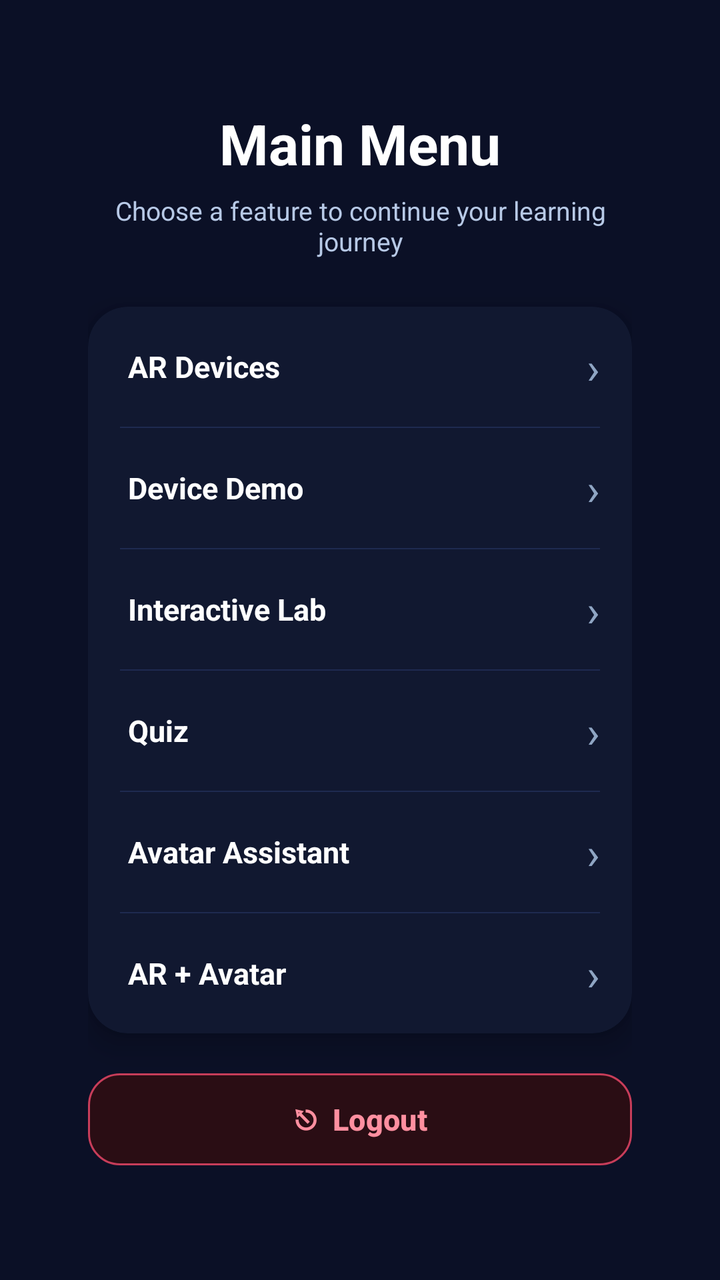
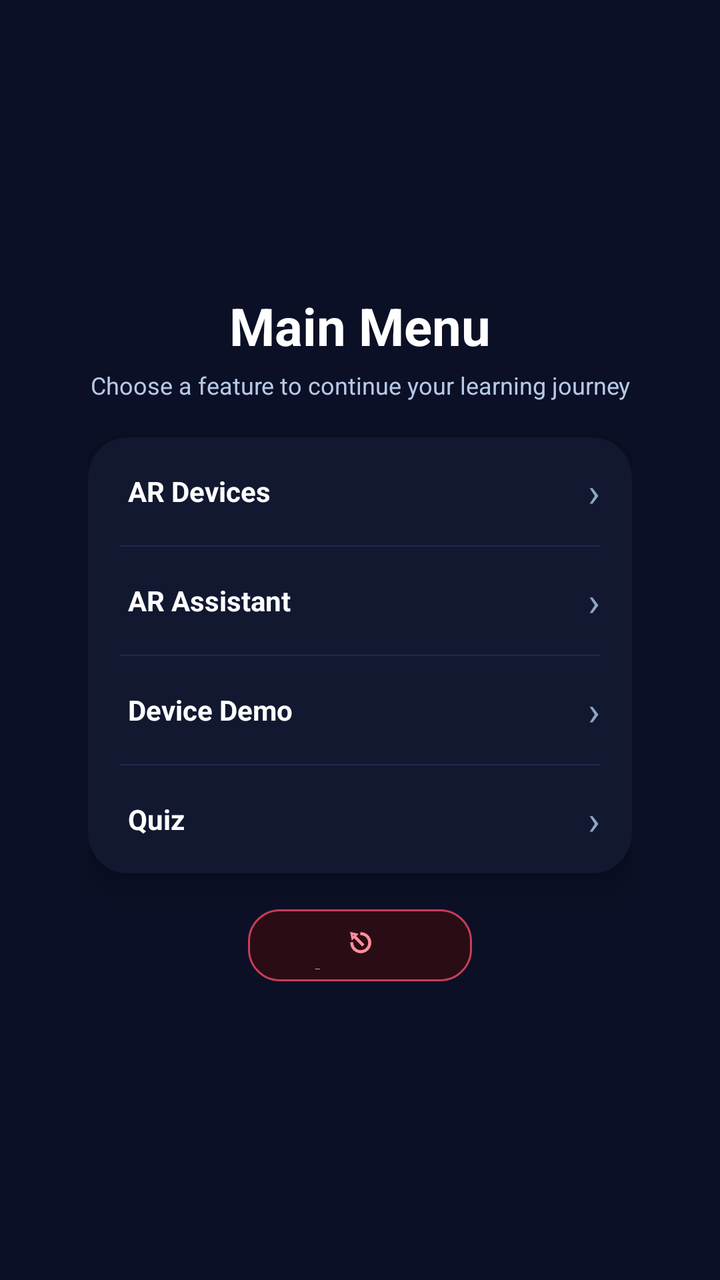

Before-and-after screenshots of an Android layout around one commit, followed by the original layout XML and the change that was made.
<!-- AndroidManifest.xml: application theme Theme.ComputerNetworkDeviceARApp -->
<!-- res/layout/activity_main_menu.xml -->
<?xml version="1.0" encoding="utf-8"?>
<FrameLayout
    xmlns:android="http://schemas.android.com/apk/res/android"
    xmlns:app="http://schemas.android.com/apk/res-auto"
    android:layout_width="match_parent"
    android:layout_height="match_parent"
    android:background="#0B1026">

    <LinearLayout
        android:layout_width="match_parent"
        android:layout_height="wrap_content"
        android:layout_gravity="center"
        android:orientation="vertical"
        android:paddingStart="44dp"
        android:paddingEnd="44dp">

        
        <TextView
            android:layout_width="match_parent"
            android:layout_height="wrap_content"
            android:text="Main Menu"
            android:textAlignment="center"
            android:textColor="#FFFFFF"
            android:textSize="28sp"
            android:textStyle="bold"
            android:layout_marginBottom="6dp"/>

        
        <TextView
            android:layout_width="match_parent"
            android:layout_height="wrap_content"
            android:text="Choose a feature to continue your learning journey"
            android:textAlignment="center"
            android:textColor="#B7C9E6"
            android:textSize="13sp"
            android:layout_marginBottom="24dp"/>

        
        <androidx.cardview.widget.CardView
            android:layout_width="match_parent"
            android:layout_height="wrap_content"
            android:layout_marginBottom="16dp"
            app:cardCornerRadius="20dp"
            app:cardBackgroundColor="#111830"
            app:cardElevation="8dp">

            <LinearLayout
                android:layout_width="match_parent"
                android:layout_height="wrap_content"
                android:orientation="vertical">

                
                <LinearLayout
                    android:id="@+id/btnAR"
                    android:layout_width="match_parent"
                    android:layout_height="60dp"
                    android:orientation="horizontal"
                    android:gravity="center_vertical"
                    android:paddingStart="20dp"
                    android:paddingEnd="16dp"
                    android:background="@drawable/bg_menu_item">
                    <TextView
                        android:layout_width="0dp"
                        android:layout_height="wrap_content"
                        android:layout_weight="1"
                        android:text="AR Devices"
                        android:textColor="#FFFFFF"
                        android:textSize="15sp"
                        android:textStyle="bold"/>
                    <TextView
                        android:layout_width="wrap_content"
                        android:layout_height="wrap_content"
                        android:text="›"
                        android:textColor="#8FA5C3"
                        android:textSize="22sp"/>
                </LinearLayout>

                <View android:layout_width="match_parent" android:layout_height="0.8dp"
                    android:layout_marginStart="16dp" android:layout_marginEnd="16dp"
                    android:background="#1E2A50"/>

                
                <LinearLayout
                    android:id="@+id/btnDeviceDemo"
                    android:layout_width="match_parent"
                    android:layout_height="60dp"
                    android:orientation="horizontal"
                    android:gravity="center_vertical"
                    android:paddingStart="20dp"
                    android:paddingEnd="16dp"
                    android:background="@drawable/bg_menu_item">
                    <TextView
                        android:layout_width="0dp"
                        android:layout_height="wrap_content"
                        android:layout_weight="1"
                        android:text="Device Demo"
                        android:textColor="#FFFFFF"
                        android:textSize="15sp"
                        android:textStyle="bold"/>
                    <TextView
                        android:layout_width="wrap_content"
                        android:layout_height="wrap_content"
                        android:text="›"
                        android:textColor="#8FA5C3"
                        android:textSize="22sp"/>
                </LinearLayout>

                <View android:layout_width="match_parent" android:layout_height="0.8dp"
                    android:layout_marginStart="16dp" android:layout_marginEnd="16dp"
                    android:background="#1E2A50"/>

                
                <LinearLayout
                    android:id="@+id/btnNetworkLab"
                    android:layout_width="match_parent"
                    android:layout_height="60dp"
                    android:orientation="horizontal"
                    android:gravity="center_vertical"
                    android:paddingStart="20dp"
                    android:paddingEnd="16dp"
                    android:background="@drawable/bg_menu_item">
                    <TextView
                        android:layout_width="0dp"
                        android:layout_height="wrap_content"
                        android:layout_weight="1"
                        android:text="Interactive Lab"
                        android:textColor="#FFFFFF"
                        android:textSize="15sp"
                        android:textStyle="bold"/>
                    <TextView
                        android:layout_width="wrap_content"
                        android:layout_height="wrap_content"
                        android:text="›"
                        android:textColor="#8FA5C3"
                        android:textSize="22sp"/>
                </LinearLayout>

                <View android:layout_width="match_parent" android:layout_height="0.8dp"
                    android:layout_marginStart="16dp" android:layout_marginEnd="16dp"
                    android:background="#1E2A50"/>

                
                <LinearLayout
                    android:id="@+id/btnQuiz"
                    android:layout_width="match_parent"
                    android:layout_height="60dp"
                    android:orientation="horizontal"
                    android:gravity="center_vertical"
                    android:paddingStart="20dp"
                    android:paddingEnd="16dp"
                    android:background="@drawable/bg_menu_item">
                    <TextView
                        android:layout_width="0dp"
                        android:layout_height="wrap_content"
                        android:layout_weight="1"
                        android:text="Quiz"
                        android:textColor="#FFFFFF"
                        android:textSize="15sp"
                        android:textStyle="bold"/>
                    <TextView
                        android:layout_width="wrap_content"
                        android:layout_height="wrap_content"
                        android:text="›"
                        android:textColor="#8FA5C3"
                        android:textSize="22sp"/>
                </LinearLayout>

                <View android:layout_width="match_parent" android:layout_height="0.8dp"
                    android:layout_marginStart="16dp" android:layout_marginEnd="16dp"
                    android:background="#1E2A50"/>

                
                <LinearLayout
                    android:id="@+id/btnAvatar"
                    android:layout_width="match_parent"
                    android:layout_height="60dp"
                    android:orientation="horizontal"
                    android:gravity="center_vertical"
                    android:paddingStart="20dp"
                    android:paddingEnd="16dp"
                    android:background="@drawable/bg_menu_item">
                    <TextView
                        android:layout_width="0dp"
                        android:layout_height="wrap_content"
                        android:layout_weight="1"
                        android:text="Avatar Assistant"
                        android:textColor="#FFFFFF"
                        android:textSize="15sp"
                        android:textStyle="bold"/>
                    <TextView
                        android:layout_width="wrap_content"
                        android:layout_height="wrap_content"
                        android:text="›"
                        android:textColor="#8FA5C3"
                        android:textSize="22sp"/>
                </LinearLayout>

                <View android:layout_width="match_parent" android:layout_height="0.8dp"
                    android:layout_marginStart="16dp" android:layout_marginEnd="16dp"
                    android:background="#1E2A50"/>

                
                <LinearLayout
                    android:id="@+id/btnCombinedAR"
                    android:layout_width="match_parent"
                    android:layout_height="60dp"
                    android:orientation="horizontal"
                    android:gravity="center_vertical"
                    android:paddingStart="20dp"
                    android:paddingEnd="16dp"
                    android:background="@drawable/bg_menu_item">
                    <TextView
                        android:layout_width="0dp"
                        android:layout_height="wrap_content"
                        android:layout_weight="1"
                        android:text="AR + Avatar"
                        android:textColor="#FFFFFF"
                        android:textSize="15sp"
                        android:textStyle="bold"/>
                    <TextView
                        android:layout_width="wrap_content"
                        android:layout_height="wrap_content"
                        android:text="›"
                        android:textColor="#8FA5C3"
                        android:textSize="22sp"/>
                </LinearLayout>

            </LinearLayout>
        </androidx.cardview.widget.CardView>

        
        <com.google.android.material.button.MaterialButton
            android:id="@+id/btnExit"
            android:layout_width="match_parent"
            android:layout_height="54dp"
            android:text="⎋  Logout"
            android:textAllCaps="false"
            android:textColor="#FF8FA0"
            android:textSize="15sp"
            android:textStyle="bold"
            app:backgroundTint="#2A0D14"
            app:cornerRadius="16dp"
            app:strokeColor="#C73D5A"
            app:strokeWidth="1dp"/>

    </LinearLayout>
</FrameLayout>
<!-- resources referenced by this layout -->
<resources>
  <!-- drawable bg_menu_item (drawable) -->
  <?xml version="1.0" encoding="utf-8"?>
  <selector xmlns:android="http://schemas.android.com/apk/res/android">
      <item android:state_pressed="true">
          <shape>
              <solid android:color="#1E2A50"/>
              <corners android:radius="14dp"/>
          </shape>
      </item>
      <item>
          <shape>
              <solid android:color="#00000000"/>
              <corners android:radius="14dp"/>
          </shape>
      </item>
  </selector>
  <style name="Theme.ComputerNetworkDeviceARApp" parent="Base.Theme.ComputerNetworkDeviceARApp" />
  <style name="Base.Theme.ComputerNetworkDeviceARApp" parent="Theme.Material3.DayNight.NoActionBar">
          
          
      </style>
</resources>

<!-- the commit's change to res/layout/activity_main_menu.xml (unified diff, before → after) -->
@@ -4,7 +4,9 @@
     xmlns:app="http://schemas.android.com/apk/res-auto"
     android:layout_width="match_parent"
     android:layout_height="match_parent"
-    android:background="#0B1026">
+    android:background="#0B1026"
+    android:scrollbars="none"
+    android:overScrollMode="never">
 
     <LinearLayout
         android:layout_width="match_parent"
@@ -21,9 +23,9 @@
             android:text="Main Menu"
             android:textAlignment="center"
             android:textColor="#FFFFFF"
-            android:textSize="28sp"
+            android:textSize="26sp"
             android:textStyle="bold"
-            android:layout_marginBottom="6dp"/>
+            android:layout_marginBottom="4dp"/>
 
         
         <TextView
@@ -32,14 +34,14 @@
             android:text="Choose a feature to continue your learning journey"
             android:textAlignment="center"
             android:textColor="#B7C9E6"
-            android:textSize="13sp"
-            android:layout_marginBottom="24dp"/>
+            android:textSize="12sp"
+            android:layout_marginBottom="18dp"/>
 
         
         <androidx.cardview.widget.CardView
             android:layout_width="match_parent"
             android:layout_height="wrap_content"
-            android:layout_marginBottom="16dp"
+            android:layout_marginBottom="14dp"
             app:cardCornerRadius="20dp"
             app:cardBackgroundColor="#111830"
             app:cardElevation="8dp">
@@ -53,7 +55,7 @@
                 <LinearLayout
                     android:id="@+id/btnAR"
                     android:layout_width="match_parent"
-                    android:layout_height="60dp"
+                    android:layout_height="54dp"
                     android:orientation="horizontal"
                     android:gravity="center_vertical"
                     android:paddingStart="20dp"
@@ -65,14 +67,44 @@
                         android:layout_weight="1"
                         android:text="AR Devices"
                         android:textColor="#FFFFFF"
-                        android:textSize="15sp"
+                        android:textSize="14sp"
                         android:textStyle="bold"/>
                     <TextView
                         android:layout_width="wrap_content"
                         android:layout_height="wrap_content"
                         android:text="›"
                         android:textColor="#8FA5C3"
-                        android:textSize="22sp"/>
+                        android:textSize="20sp"/>
+                </LinearLayout>
+
+                <View android:layout_width="match_parent" android:layout_height="0.8dp"
+                    android:layout_marginStart="16dp" android:layout_marginEnd="16dp"
+                    android:background="#1E2A50"/>
+
+                
+                <LinearLayout
+                    android:id="@+id/btnCombinedAR"
+                    android:layout_width="match_parent"
+                    android:layout_height="54dp"
+                    android:orientation="horizontal"
+                    android:gravity="center_vertical"
+                    android:paddingStart="20dp"
+                    android:paddingEnd="16dp"
+                    android:background="@drawable/bg_menu_item">
+                    <TextView
+                        android:layout_width="0dp"
+                        android:layout_height="wrap_content"
+                        android:layout_weight="1"
+                        android:text="AR Assistant"
+                        android:textColor="#FFFFFF"
+                        android:textSize="14sp"
+                        android:textStyle="bold"/>
+                    <TextView
+                        android:layout_width="wrap_content"
+                        android:layout_height="wrap_content"
+                        android:text="›"
+                        android:textColor="#8FA5C3"
+                        android:textSize="20sp"/>
                 </LinearLayout>
 
                 <View android:layout_width="match_parent" android:layout_height="0.8dp"
@@ -83,7 +115,7 @@
                 <LinearLayout
                     android:id="@+id/btnDeviceDemo"
                     android:layout_width="match_parent"
-                    android:layout_height="60dp"
+                    android:layout_height="54dp"
                     android:orientation="horizontal"
                     android:gravity="center_vertical"
                     android:paddingStart="20dp"
@@ -95,44 +127,14 @@
                         android:layout_weight="1"
                         android:text="Device Demo"
                         android:textColor="#FFFFFF"
-                        android:textSize="15sp"
+                        android:textSize="14sp"
                         android:textStyle="bold"/>
                     <TextView
                         android:layout_width="wrap_content"
                         android:layout_height="wrap_content"
                         android:text="›"
                         android:textColor="#8FA5C3"
-                        android:textSize="22sp"/>
-                </LinearLayout>
-
-                <View android:layout_width="match_parent" android:layout_height="0.8dp"
-                    android:layout_marginStart="16dp" android:layout_marginEnd="16dp"
-                    android:background="#1E2A50"/>
-
-                
-                <LinearLayout
-                    android:id="@+id/btnNetworkLab"
-                    android:layout_width="match_parent"
-                    android:layout_height="60dp"
-                    android:orientation="horizontal"
-                    android:gravity="center_vertical"
-                    android:paddingStart="20dp"
-                    android:paddingEnd="16dp"
-                    android:background="@drawable/bg_menu_item">
-                    <TextView
-                        android:layout_width="0dp"
-                        android:layout_height="wrap_content"
-                        android:layout_weight="1"
-                        android:text="Interactive Lab"
-                        android:textColor="#FFFFFF"
-                        android:textSize="15sp"
-                        android:textStyle="bold"/>
-                    <TextView
-                        android:layout_width="wrap_content"
-                        android:layout_height="wrap_content"
-                        android:text="›"
-                        android:textColor="#8FA5C3"
-                        android:textSize="22sp"/>
+                        android:textSize="20sp"/>
                 </LinearLayout>
 
                 <View android:layout_width="match_parent" android:layout_height="0.8dp"
@@ -143,7 +145,7 @@
                 <LinearLayout
                     android:id="@+id/btnQuiz"
                     android:layout_width="match_parent"
-                    android:layout_height="60dp"
+                    android:layout_height="54dp"
                     android:orientation="horizontal"
                     android:gravity="center_vertical"
                     android:paddingStart="20dp"
@@ -155,74 +157,14 @@
                         android:layout_weight="1"
                         android:text="Quiz"
                         android:textColor="#FFFFFF"
-                        android:textSize="15sp"
+                        android:textSize="14sp"
                         android:textStyle="bold"/>
                     <TextView
                         android:layout_width="wrap_content"
                         android:layout_height="wrap_content"
                         android:text="›"
                         android:textColor="#8FA5C3"
-                        android:textSize="22sp"/>
-                </LinearLayout>
-
-                <View android:layout_width="match_parent" android:layout_height="0.8dp"
-                    android:layout_marginStart="16dp" android:layout_marginEnd="16dp"
-                    android:background="#1E2A50"/>
-
-                
-                <LinearLayout
-                    android:id="@+id/btnAvatar"
-                    android:layout_width="match_parent"
-                    android:layout_height="60dp"
-                    android:orientation="horizontal"
-                    android:gravity="center_vertical"
-                    android:paddingStart="20dp"
-                    android:paddingEnd="16dp"
-                    android:background="@drawable/bg_menu_item">
-                    <TextView
-                        android:layout_width="0dp"
-                        android:layout_height="wrap_content"
-                        android:layout_weight="1"
-                        android:text="Avatar Assistant"
-                        android:textColor="#FFFFFF"
-                        android:textSize="15sp"
-                        android:textStyle="bold"/>
-                    <TextView
-                        android:layout_width="wrap_content"
-                        android:layout_height="wrap_content"
-                        android:text="›"
-                        android:textColor="#8FA5C3"
-                        android:textSize="22sp"/>
-                </LinearLayout>
-
-                <View android:layout_width="match_parent" android:layout_height="0.8dp"
-                    android:layout_marginStart="16dp" android:layout_marginEnd="16dp"
-                    android:background="#1E2A50"/>
-
-                
-                <LinearLayout
-                    android:id="@+id/btnCombinedAR"
-                    android:layout_width="match_parent"
-                    android:layout_height="60dp"
-                    android:orientation="horizontal"
-                    android:gravity="center_vertical"
-                    android:paddingStart="20dp"
-                    android:paddingEnd="16dp"
-                    android:background="@drawable/bg_menu_item">
-                    <TextView
-                        android:layout_width="0dp"
-                        android:layout_height="wrap_content"
-                        android:layout_weight="1"
-                        android:text="AR + Avatar"
-                        android:textColor="#FFFFFF"
-                        android:textSize="15sp"
-                        android:textStyle="bold"/>
-                    <TextView
-                        android:layout_width="wrap_content"
-                        android:layout_height="wrap_content"
-                        android:text="›"
-                        android:textColor="#8FA5C3"
-                        android:textSize="22sp"/>
+                        android:textSize="20sp"/>
                 </LinearLayout>
 
             </LinearLayout>
@@ -232,7 +174,9 @@
         <com.google.android.material.button.MaterialButton
             android:id="@+id/btnExit"
             android:layout_width="match_parent"
-            android:layout_height="54dp"
+            android:layout_height="44dp"
+            android:layout_marginStart="80dp"
+            android:layout_marginEnd="80dp"
             android:text="⎋  Logout"
             android:textAllCaps="false"
             android:textColor="#FF8FA0"
